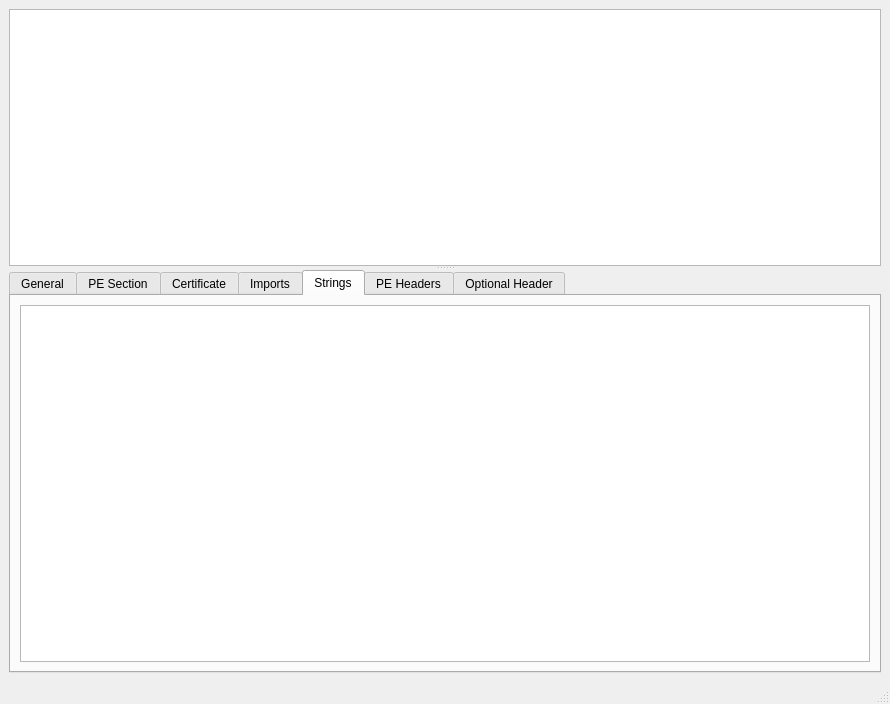
Before: the Qt Designer form mainwindow.ui in grzesiekkedzior/DriverSentinel, drawn with Qt 5.
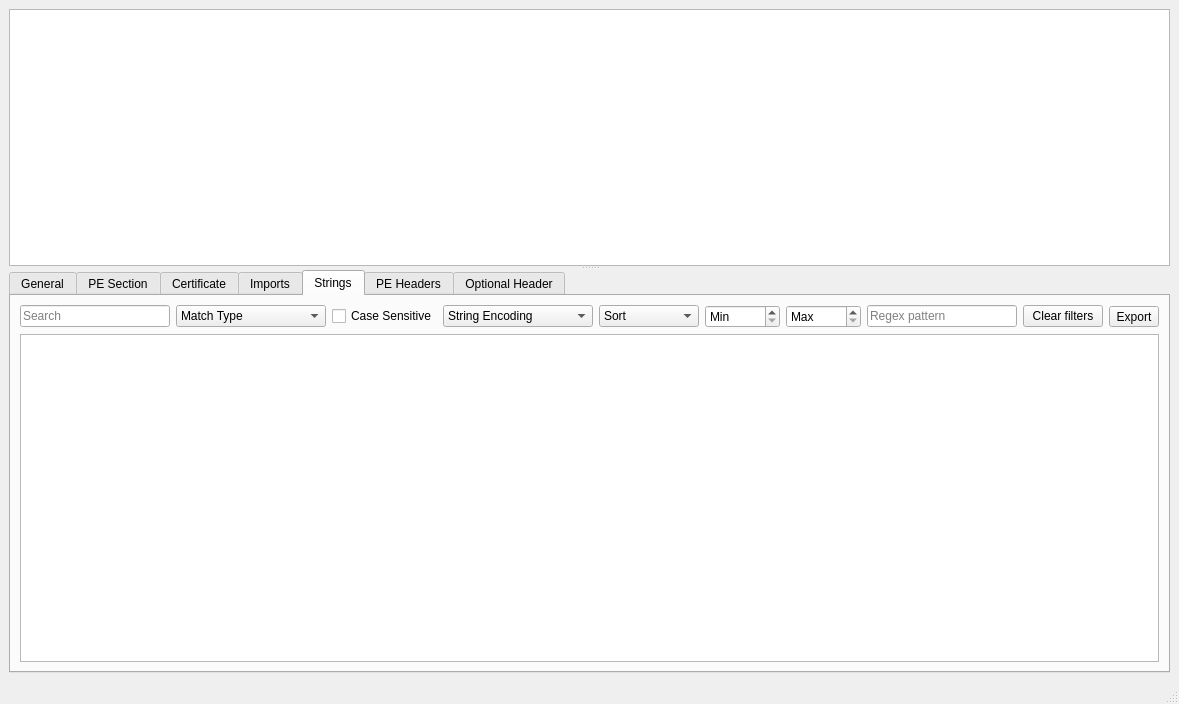
After: the same form once the commit is applied. The open tabs and pages were chosen to show the change.

Commit message: Add the strings tool buttons.

Patch:
```diff
--- a/mainwindow.ui
+++ b/mainwindow.ui
@@ -6,7 +6,7 @@
    <rect>
     <x>0</x>
     <y>0</y>
-    <width>890</width>
+    <width>1071</width>
     <height>704</height>
    </rect>
   </property>
@@ -329,6 +329,131 @@
          <string>Strings</string>
         </attribute>
         <layout class="QVBoxLayout" name="verticalLayout_5">
+         <item>
+          <layout class="QGridLayout" name="stringToolBoxLayout">
+           <item row="0" column="8">
+            <widget class="QPushButton" name="pushButtonClearFilters">
+             <property name="text">
+              <string>Clear filters</string>
+             </property>
+            </widget>
+           </item>
+           <item row="0" column="0">
+            <widget class="QLineEdit" name="searchEdit">
+             <property name="minimumSize">
+              <size>
+               <width>150</width>
+               <height>0</height>
+              </size>
+             </property>
+             <property name="placeholderText">
+              <string>Search</string>
+             </property>
+            </widget>
+           </item>
+           <item row="0" column="4">
+            <widget class="QComboBox" name="comboSort">
+             <property name="minimumSize">
+              <size>
+               <width>100</width>
+               <height>0</height>
+              </size>
+             </property>
+             <item>
+              <property name="text">
+               <string>Sort</string>
+              </property>
+             </item>
+            </widget>
+           </item>
+           <item row="0" column="3">
+            <widget class="QComboBox" name="comboStringEncoding">
+             <property name="minimumSize">
+              <size>
+               <width>150</width>
+               <height>0</height>
+              </size>
+             </property>
+             <item>
+              <property name="text">
+               <string>String Encoding</string>
+              </property>
+             </item>
+            </widget>
+           </item>
+           <item row="0" column="6">
+            <widget class="QSpinBox" name="spinBoxMax">
+             <property name="minimumSize">
+              <size>
+               <width>75</width>
+               <height>0</height>
+              </size>
+             </property>
+             <property name="specialValueText">
+              <string>Max</string>
+             </property>
+            </widget>
+           </item>
+           <item row="0" column="7">
+            <widget class="QLineEdit" name="lineEdit">
+             <property name="minimumSize">
+              <size>
+               <width>150</width>
+               <height>0</height>
+              </size>
+             </property>
+             <property name="text">
+              <string/>
+             </property>
+             <property name="placeholderText">
+              <string>Regex pattern</string>
+             </property>
+            </widget>
+           </item>
+           <item row="0" column="2">
+            <widget class="QCheckBox" name="checkCaseSensitive">
+             <property name="text">
+              <string>Case Sensitive</string>
+             </property>
+            </widget>
+           </item>
+           <item row="0" column="1">
+            <widget class="QComboBox" name="comboMatchType">
+             <property name="minimumSize">
+              <size>
+               <width>150</width>
+               <height>0</height>
+              </size>
+             </property>
+             <item>
+              <property name="text">
+               <string>Match Type</string>
+              </property>
+             </item>
+            </widget>
+           </item>
+           <item row="0" column="5">
+            <widget class="QSpinBox" name="spinBoxMin">
+             <property name="minimumSize">
+              <size>
+               <width>75</width>
+               <height>0</height>
+              </size>
+             </property>
+             <property name="specialValueText">
+              <string>Min</string>
+             </property>
+            </widget>
+           </item>
+           <item row="0" column="9">
+            <widget class="QToolButton" name="toolButton">
+             <property name="text">
+              <string>Export</string>
+             </property>
+            </widget>
+           </item>
+          </layout>
+         </item>
          <item>
           <widget class="QTableView" name="stringsView">
            <attribute name="horizontalHeaderStretchLastSection">
```
Left out of the diff: 4 changed lines with no effect on the pictures.
